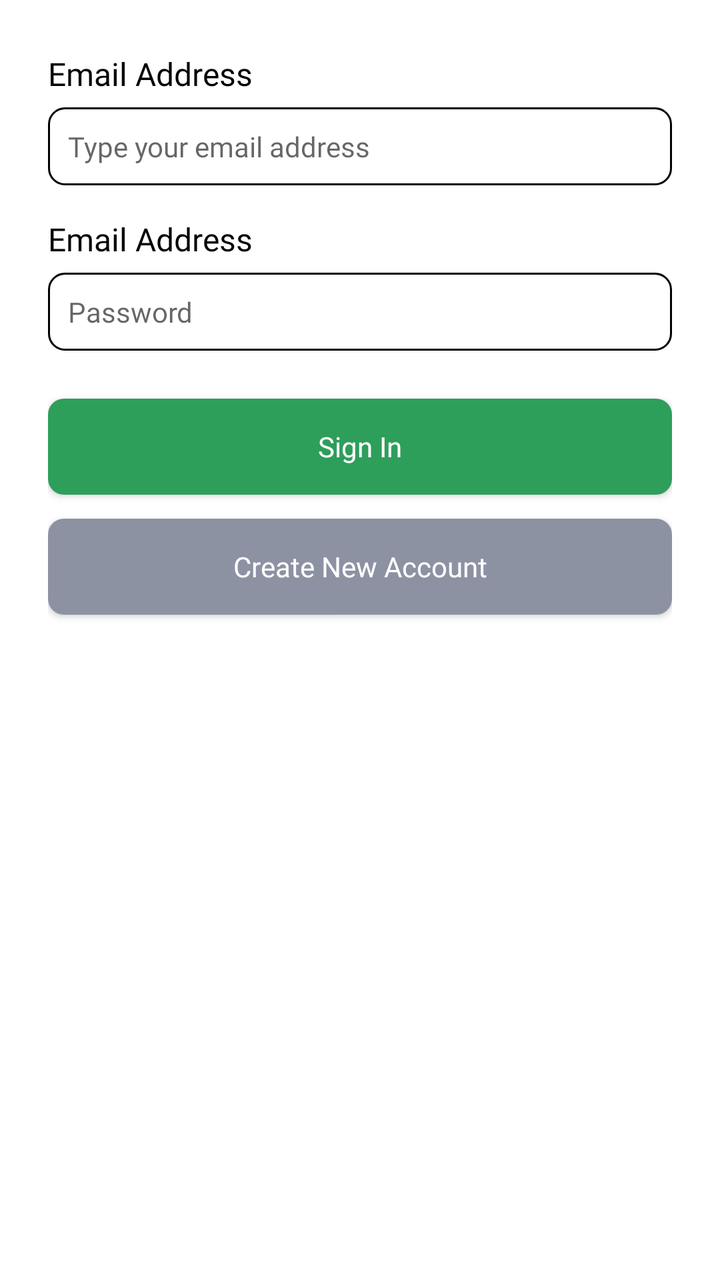
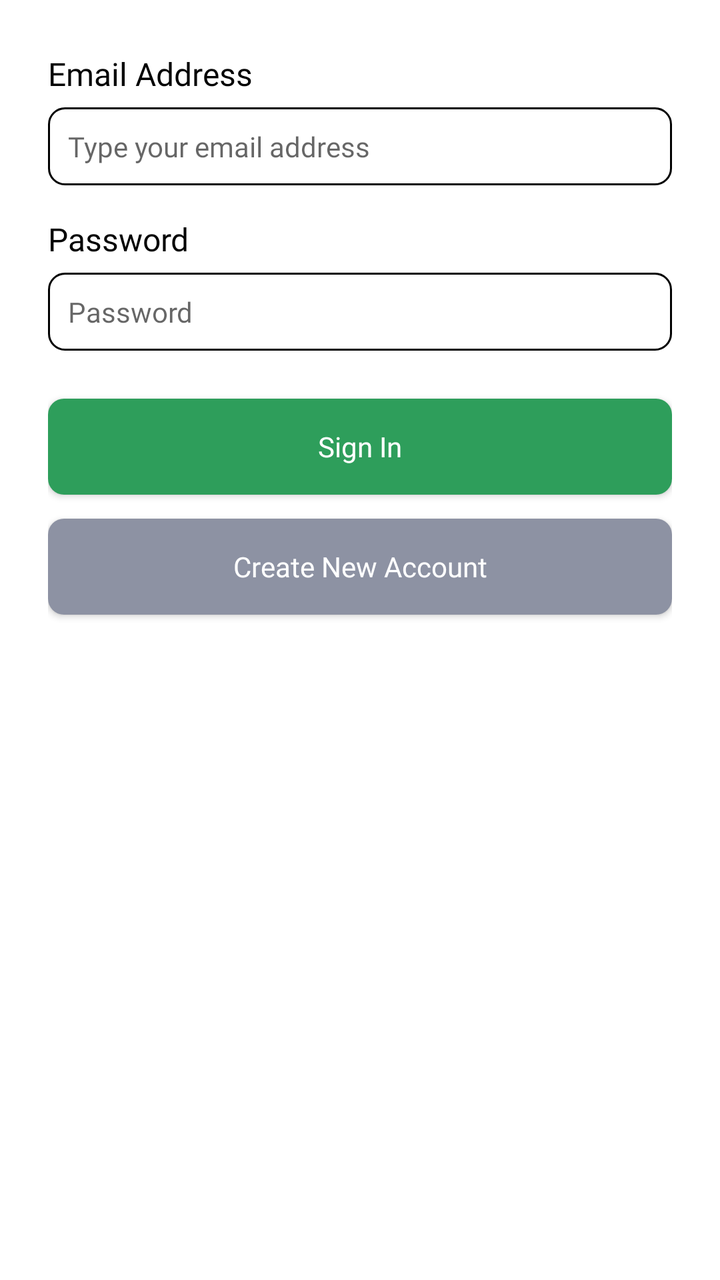

Compare the two renders of this Android layout. The source of the first and the diff that turns it into the second are given below.
<!-- AndroidManifest.xml: application theme Theme.FoodmarketKotlin -->
<!-- res/layout/fragment_sign_in.xml -->
<?xml version="1.0" encoding="utf-8"?>
<LinearLayout xmlns:android="http://schemas.android.com/apk/res/android"
    xmlns:tools="http://schemas.android.com/tools"
    android:layout_width="match_parent"
    android:layout_height="match_parent"
    android:background="#FFF"
    android:layout_marginTop="24dp"
    android:paddingLeft="24dp"
    android:paddingRight="24dp"
    android:paddingTop="26dp"
    android:orientation="vertical"
    tools:context=".ui.auth.signin.SignInFragment">

    
    <TextView
        style="@style/TextView.PoppinsNormal16sp020202"
        android:layout_width="match_parent"
        android:layout_height="wrap_content"
        android:text="Email Address" />

    <EditText
        android:id="@+id/emailTypeSignIn"
        android:layout_marginTop="6dp"
        android:padding="10dp"
        style="@style/EditText.PoppinsNormal14sp020202"
        android:background="@drawable/shape_rectangle_outline_8_020202"
        android:layout_width="match_parent"
        android:layout_height="wrap_content"
        android:hint="Type your email address" />

    
    <TextView
        android:layout_marginTop="16dp"
        style="@style/TextView.PoppinsNormal16sp020202"
        android:layout_width="match_parent"
        android:layout_height="wrap_content"
        android:text="Email Address" />

    <EditText
        android:id="@+id/passwordTypeSignIn"
        android:inputType="textPassword"
        android:layout_marginTop="6dp"
        android:padding="10dp"
        style="@style/EditText.PoppinsNormal14sp020202"
        android:background="@drawable/shape_rectangle_outline_8_020202"
        android:layout_width="match_parent"
        android:layout_height="wrap_content"
        android:hint="Password" />

    <Button
        android:id="@+id/btnSignin"
        android:textAllCaps="false"
        android:layout_marginTop="24dp"
        android:layout_width="match_parent"
        android:layout_height= "wrap_content"
        style="@style/Button.Primary"
        android:text="Sign In"
        />

    <Button
        android:id="@+id/btnSignup"
        android:textAllCaps="false"
        android:layout_marginTop="12dp"
        android:layout_width="match_parent"
        android:layout_height= "wrap_content"
        style="@style/Button.Second"
        android:text="Create New Account"
        />

</LinearLayout>
<!-- resources referenced by this layout -->
<resources>
  <!-- drawable shape_rectangle_outline_8_020202 (drawable) -->
  <?xml version="1.0" encoding="utf-8"?>
  <shape xmlns:android="http://schemas.android.com/apk/res/android"
      android:shape="rectangle">
  
      <corners android:radius="8dp"/>
      <stroke android:color="#020202"
          android:width="1dp"/>
  
  </shape>
  <style name="Button.Primary">
          <item name="android:fontFamily">@font/poppins</item>
          <item name="android:textColor">@color/on_primary</item>
          <item name="android:textSize">14sp</item>
          <item name="android:background">@drawable/shape_rectangle_8_ffc700</item>
      </style>
  <style name="Button.Second">
          <item name="android:fontFamily">@font/poppins</item>
          <item name="android:textColor">#FFF</item>
          <item name="android:textSize">14sp</item>
          <item name="android:background">@drawable/shape_rectangle_8_8d92a3</item>
      </style>
  <style name="EditText.PoppinsNormal14sp020202">
          <item name="android:fontFamily">@font/poppins</item>
          <item name="android:textColor">#020202</item>
          <item name="android:textSize">14sp</item>
      </style>
  <style name="TextView.PoppinsNormal16sp020202">
          <item name="android:fontFamily">@font/poppins</item>
          <item name="android:textColor">#020202</item>
          <item name="android:textSize">16sp</item>
      </style>
  <style name="Theme.FoodmarketKotlin" parent="Base.Theme.FoodmarketKotlin" />
  <color name="on_primary">#FFFFFF</color>
  <!-- drawable shape_rectangle_8_ffc700 (drawable) -->
  <?xml version="1.0" encoding="utf-8"?>
  <shape xmlns:android="http://schemas.android.com/apk/res/android"
      android:shape="rectangle">
  
      <corners android:radius="8dp"/>
      <solid android:color="@color/primary"/>
  
  </shape>
  <!-- drawable shape_rectangle_8_8d92a3 (drawable) -->
  <?xml version="1.0" encoding="utf-8"?>
  <shape xmlns:android="http://schemas.android.com/apk/res/android"
      android:shape="rectangle">
  
      <corners android:radius="8dp"/>
      <solid android:color="#8D92A3"/>
  
  </shape>
  <style name="Base.Theme.FoodmarketKotlin" parent="Theme.AppCompat.Light.NoActionBar">
          <item name="android:windowBackground">@color/background</item>
          <item name="colorPrimary">@color/primary</item>
          <item name="colorPrimaryDark">@color/primary_dark</item>
          <item name="colorAccent">@color/accent</item>
      </style>
  <color name="primary">#2E9E5B</color>
  <color name="background">#F7F9F4</color>
  <color name="primary_dark">#237A46</color>
  <color name="accent">#FFB703</color>
</resources>

<!-- the commit's change to res/layout/fragment_sign_in.xml (unified diff, before → after) -->
@@ -34,7 +34,7 @@
         style="@style/TextView.PoppinsNormal16sp020202"
         android:layout_width="match_parent"
         android:layout_height="wrap_content"
-        android:text="Email Address" />
+        android:text="Password" />
 
     <EditText
         android:id="@+id/passwordTypeSignIn"
